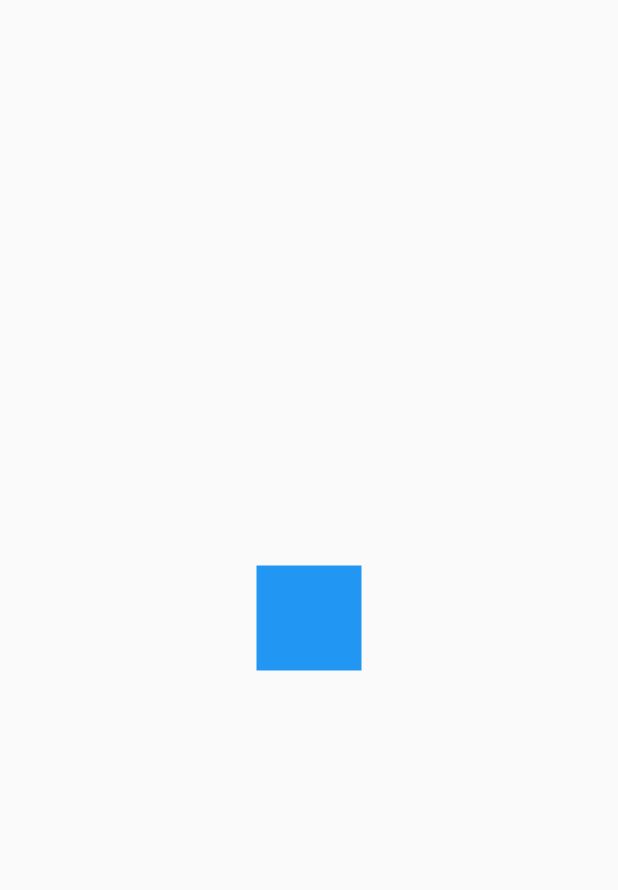
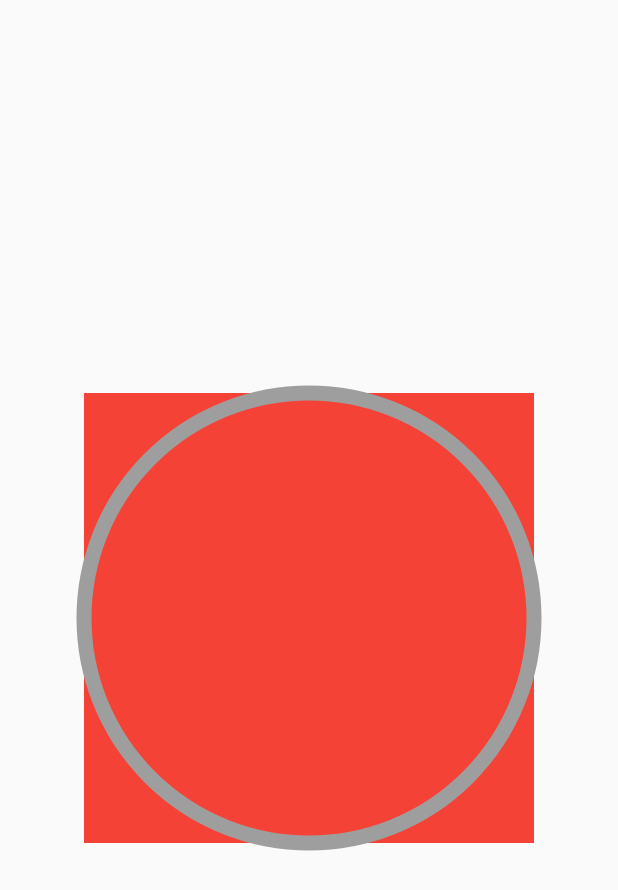
Before and after one commit to JoseArreolaPrado/ui_flutter, a Flutter app: the screen it shows after launch, on a phone screen of 412 x 824 dp. Shown: the top 890 px of the screen. Run offline on Flutter 3.47's test engine with Material 2 defaults, Android fonts, the phone set to English and light mode, and no system bars.

Commit message:
Circle for circular progress indicator

```diff
--- a/lib/main.dart
+++ b/lib/main.dart
@@ -1,6 +1,7 @@
 import 'package:flutter/material.dart';
 import 'package:ui_flutter/src/pages/animated_square_page.dart';
 import 'package:ui_flutter/src/pages/animations_page.dart';
+import 'package:ui_flutter/src/pages/circular_progress_page.dart';
 import 'package:ui_flutter/src/pages/headers_pages.dart';
 
 void main() => runApp(MyApp());
@@ -11,7 +12,7 @@ class MyApp extends StatelessWidget {
     return MaterialApp(
       debugShowCheckedModeBanner: false,
       title: 'Design App',
-      home: AnimationSquarePageMain(),
+      home: CirculasProgresBar(),
     );
   }
 }
--- /dev/null
+++ b/lib/src/pages/circular_progress_page.dart
@@ -0,0 +1,46 @@
+import 'dart:math';
+
+import 'package:flutter/material.dart';
+
+class CirculasProgresBar extends StatefulWidget {
+  const CirculasProgresBar({Key? key}) : super(key: key);
+
+  @override
+  State<CirculasProgresBar> createState() => _CirculasProgresBarState();
+}
+
+class _CirculasProgresBarState extends State<CirculasProgresBar> {
+  @override
+  Widget build(BuildContext context) {
+    return Scaffold(
+      body: Center(
+        child: Container(
+          width: 300,
+          height: 300,
+          color: Colors.red,
+          child: CustomPaint(
+            painter: _RadialProgress(),
+          ),
+        ),
+      ),
+    );
+  }
+}
+
+class _RadialProgress extends CustomPainter {
+  @override
+  void paint(Canvas canvas, Size size) {
+    final paint = Paint()
+      ..strokeWidth = 10
+      ..color = Colors.grey
+      ..style = PaintingStyle.stroke;
+
+    Offset center = Offset(size.width / 2, size.height / 2);
+    double radius = min(size.width / 2, size.height / 2);
+
+    canvas.drawCircle(center, radius, paint);
+  }
+
+  @override
+  bool shouldRepaint(covariant CustomPainter oldDelegate) => true;
+}
```
